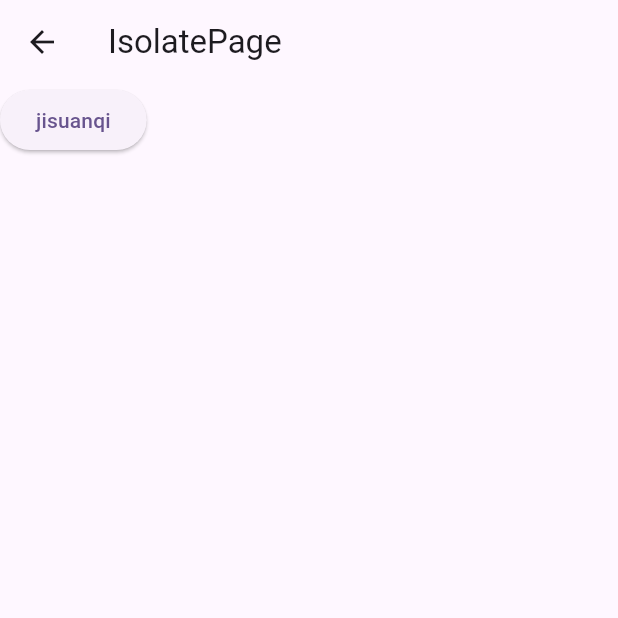
After one commit to XiaoXin956/flutter_toolkit, a Flutter app: the IsolatePage screen opened directly, after a tap on "jisuanqi", on a phone screen of 412 x 824 dp, the top half of it. The commit adds this screen. Run offline on Flutter 3.47's test engine with Material 3 defaults, Android fonts, the light colour scheme and no system bars; our stand-ins replace animated_text_kit, bloc, dio, easy_refresh, equatable, flutter_bloc and 3 more; missing offline and left inert: media_kit, media_kit_video; accounts and stored records are empty.

Commit message:
update utils.dart

```diff
--- a/lib/main.dart
+++ b/lib/main.dart
@@ -12,6 +12,7 @@ import 'package:flutter_toolkit/navigations/route.dart';
 import 'package:flutter_toolkit/page/cxc_home_page.dart';
 import 'package:flutter_toolkit/page/data_load_page.dart';
 import 'package:flutter_toolkit/page/data_select_page/date_select_page.dart';
+import 'package:flutter_toolkit/page/isolate/isolate_page.dart';
 import 'package:flutter_toolkit/page/language_page.dart';
 import 'package:flutter_toolkit/page/refresh/pull_refresh_page.dart';
 import 'package:flutter_toolkit/page/rested/all_page.dart';
@@ -204,6 +205,15 @@ class _HomePageState extends State<HomePage> {
           // List<DateBean> weekData = DateTool.getWeekData(selectData: "2024-03-24");
         },
         child: Text("日期数据")),
+    TextButton(
+        onPressed: () {
+
+          Navigator.push(context, MaterialPageRoute(builder: (BuildContext context) {
+            return IsolatePage();
+          }));
+          // List<DateBean> weekData = DateTool.getWeekData(selectData: "2024-03-24");
+        },
+        child: Text("IsolatePage")),
   ];
 
 
--- /dev/null
+++ b/lib/page/isolate/isolate_page.dart
@@ -0,0 +1,56 @@
+import 'dart:isolate';
+
+import 'package:flutter/material.dart';
+
+class IsolatePage extends StatefulWidget {
+  const IsolatePage({super.key});
+
+  @override
+  State<IsolatePage> createState() => _IsolatePageState();
+}
+
+class _IsolatePageState extends State<IsolatePage> {
+  dynamic result = 0;
+
+  @override
+  Widget build(BuildContext context) {
+    return Scaffold(
+      appBar: AppBar(title: Text("IsolatePage")),
+      body: Container(
+        child: Column(
+          children: [
+            ElevatedButton(
+                onPressed: () {
+                  computeData();
+                },
+                child: Text("jisuanqi"))
+          ],
+        ),
+      ),
+    );
+  }
+
+  // isolate计算数据
+  // 1. 创建Isolate对象
+  // 2. 发送消息给Isolate，Isolate执行任务
+  // 3. Isolate执行完任务后，发送消息给UI线程，UI线程更新UI
+  // 4. 关闭Isolate
+  Future<void> computeData() async {
+    // 接收端口
+    ReceivePort receivePort = ReceivePort();
+
+    await Isolate.spawn((sendPort) async {
+      await Future.delayed(Duration(seconds: 2));
+      sendPort.send(100);
+    }, receivePort.sendPort);
+
+    receivePort.listen((data) {
+      print(data);
+      receivePort.close();
+    },
+    onDone: () {
+      print("Isolate执行完毕");
+    }
+    );
+  }
+}
```
